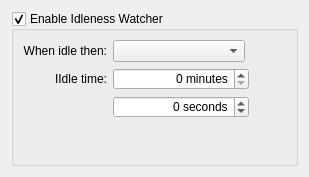
Above: config/idlenesswatchersettings.ui from lxqt/lxqt-powermanagement before the change. Below: the same form after it.
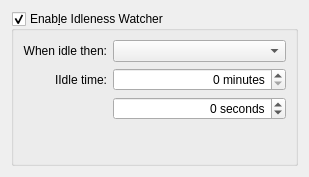
That is the form after the change.

The edit to the form file:
```diff
--- a/config/idlenesswatchersettings.ui
+++ b/config/idlenesswatchersettings.ui
@@ -16,14 +16,8 @@
   <layout class="QVBoxLayout" name="verticalLayout">
    <item>
     <widget class="QGroupBox" name="idlenessWatcherGroupBox">
-     <property name="styleSheet">
-      <string notr="true">QSpinBox, QComboBox, QTimeEdit {
-	max-width: 130px;
-    min-width: 130px;
-}</string>
-     </property>
      <property name="title">
-      <string>Enable Idleness Watcher</string>
+      <string>Enab&amp;le Idleness Watcher</string>
      </property>
      <property name="checkable">
       <bool>true</bool>
```
